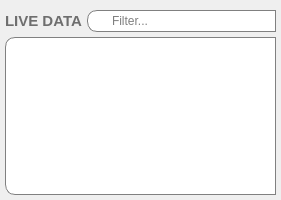
einsteinly/CAUV_old_software, file gui/gui/core/framework/nodepicker.ui: the form before one commit.
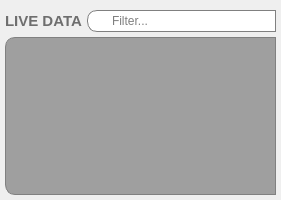
The form after the commit. Custom widgets are drawn as their Qt base class.

Commit message:
Screw around with colours. Should follow system palette now.
Also may have fixed a segfault, will have to see.
Also, sorry if this breaks horribly on a Mac, I have no way to check

```diff
--- a/gui/gui/core/framework/nodepicker.ui
+++ b/gui/gui/core/framework/nodepicker.ui
@@ -132,11 +132,11 @@
      padding-top: 0px;
      padding-bottom: 10px;
      show-decoration-selected: 1;
-     background: white;
-     selection-background-color: transparent;
-     selection-color: black;
-     color: black;
  }
+
+QFrame {
+	background: palette(dark)
+}
 </string>
      </property>
      <property name="horizontalScrollBarPolicy">
```
Left out of the diff: 1 changed line with no effect on the pictures. The commit also changes 15 other files.
